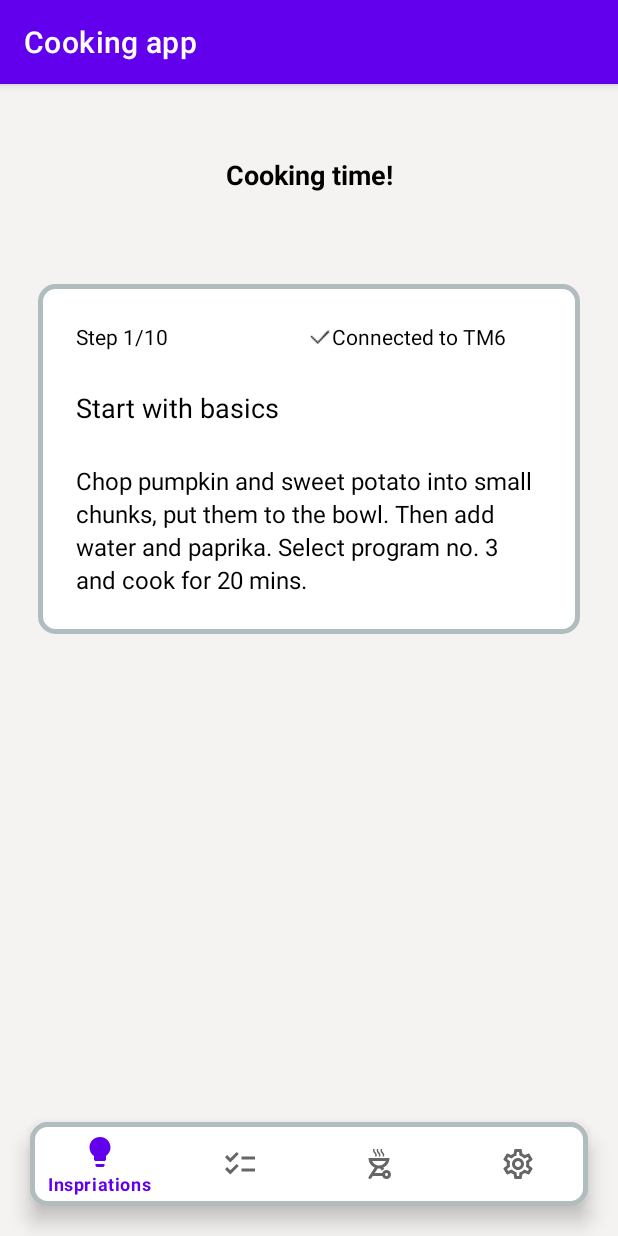
After one commit to tazhibayda/cookingapp, an Android app: the fragment CookingTimeNow shown on its own in the app's theme, on a phone screen of 412 x 824 dp. The commit adds this screen. Run offline under Robolectric (Android 15) with nearby library versions, the phone set to English and light mode, and no system bars; Roboto replaces fonts that are not available here.

Commit message:
first part of (cook now) page

```diff
--- /dev/null
+++ b/app/src/main/java/com/example/cookingapp/models/CookingTimeNow.kt
@@ -0,0 +1,60 @@
+package com.example.cookingapp.models
+
+import android.os.Bundle
+import androidx.fragment.app.Fragment
+import android.view.LayoutInflater
+import android.view.View
+import android.view.ViewGroup
+import com.example.cookingapp.R
+
+// TODO: Rename parameter arguments, choose names that match
+// the fragment initialization parameters, e.g. ARG_ITEM_NUMBER
+private const val ARG_PARAM1 = "param1"
+private const val ARG_PARAM2 = "param2"
+
+/**
+ * A simple [Fragment] subclass.
+ * Use the [CookingTimeNow.newInstance] factory method to
+ * create an instance of this fragment.
+ */
+class CookingTimeNow : Fragment() {
+    // TODO: Rename and change types of parameters
+    private var param1: String? = null
+    private var param2: String? = null
+
+    override fun onCreate(savedInstanceState: Bundle?) {
+        super.onCreate(savedInstanceState)
+        arguments?.let {
+            param1 = it.getString(ARG_PARAM1)
+            param2 = it.getString(ARG_PARAM2)
+        }
+    }
+
+    override fun onCreateView(
+        inflater: LayoutInflater, container: ViewGroup?,
+        savedInstanceState: Bundle?,
+    ): View? {
+        // Inflate the layout for this fragment
+        return inflater.inflate(R.layout.fragment_cooking_time_now, container, false)
+    }
+
+    companion object {
+        /**
+         * Use this factory method to create a new instance of
+         * this fragment using the provided parameters.
+         *
+         * @param param1 Parameter 1.
+         * @param param2 Parameter 2.
+         * @return A new instance of fragment CookingTimeNow.
+         */
+        // TODO: Rename and change types and number of parameters
+        @JvmStatic
+        fun newInstance(param1: String, param2: String) =
+            CookingTimeNow().apply {
+                arguments = Bundle().apply {
+                    putString(ARG_PARAM1, param1)
+                    putString(ARG_PARAM2, param2)
+                }
+            }
+    }
+}
--- /dev/null
+++ b/app/src/main/res/drawable/layout_bg.xml
@@ -0,0 +1,8 @@
+<?xml version="1.0" encoding="utf-8"?>
+<?xml version="1.0" encoding="UTF-8"?>
+<shape xmlns:android="http://schemas.android.com/apk/res/android">
+    <solid android:color="#FFFFFF"/>
+    <stroke android:width="3dp" android:color="#B1BCBE" />
+    <corners android:radius="10dp"/>
+    <padding android:left="0dp" android:top="0dp" android:right="0dp" android:bottom="0dp" />
+</shape>
--- /dev/null
+++ b/app/src/main/res/layout/fragment_cooking_time_now.xml
@@ -0,0 +1,119 @@
+<?xml version="1.0" encoding="utf-8"?>
+<androidx.constraintlayout.widget.ConstraintLayout xmlns:android="http://schemas.android.com/apk/res/android"
+    xmlns:tools="http://schemas.android.com/tools"
+    android:layout_width="match_parent"
+    android:layout_height="match_parent"
+    xmlns:app="http://schemas.android.com/apk/res-auto"
+    tools:context=".models.CookingTimeNow"
+    android:background="#F5F3F1">
+
+    <!-- TODO: Update blank fragment layout -->
+
+    <LinearLayout xmlns:android="http://schemas.android.com/apk/res/android"
+        xmlns:tools="http://schemas.android.com/tools"
+        android:id="@+id/main_title"
+        android:layout_width="match_parent"
+        android:layout_height="wrap_content"
+        android:orientation="horizontal"
+        android:paddingBottom="35dp"
+        android:paddingTop="48dp"
+        android:paddingLeft="38dp"
+        android:paddingRight="38dp"
+        app:layout_constraintTop_toTopOf="parent"
+        app:layout_constraintStart_toStartOf="parent">
+
+        <TextView
+            android:gravity="center"
+            android:layout_width="match_parent"
+            android:layout_height="wrap_content"
+            android:text="@string/cooking_time"
+            android:textStyle="bold"
+            android:textSize="18sp"
+            android:lineHeight="26sp"
+            android:textColor="@color/black"
+            />
+    </LinearLayout>
+
+
+
+
+    <androidx.constraintlayout.widget.ConstraintLayout
+        android:layout_width="match_parent"
+        android:layout_height="wrap_content"
+        app:layout_constraintTop_toBottomOf="@id/main_title"
+        app:layout_constraintStart_toStartOf="parent"
+        android:layout_margin="25dp"
+        android:layout_marginBottom="27dp"
+        android:background="@drawable/layout_bg">
+
+        <TextView
+            android:layout_width="wrap_content"
+            android:layout_height="wrap_content"
+            app:layout_constraintTop_toTopOf="parent"
+            app:layout_constraintStart_toStartOf="parent"
+            android:layout_marginTop="25dp"
+            android:layout_marginLeft="25dp"
+            android:textColor="@color/black"
+            android:text="Step 1/10"
+            android:id="@+id/steps"
+            />
+
+        <TextView
+            android:id="@+id/connected"
+            android:layout_width="wrap_content"
+            android:layout_height="wrap_content"
+            android:layout_marginLeft="69dp"
+            android:layout_marginRight="25dp"
+            android:layout_marginTop="25dp"
+            android:text="Connected to TM6"
+            android:drawableLeft="@drawable/ckeck"
+            android:textColor="@color/black"
+            app:layout_constraintEnd_toEndOf="parent"
+            app:layout_constraintStart_toEndOf="@id/steps"
+            app:layout_constraintTop_toTopOf="parent" />
+
+        <TextView
+            android:id="@+id/start_with"
+            android:layout_width="match_parent"
+            android:layout_height="wrap_content"
+            android:layout_margin="25dp"
+            android:layout_marginTop="25dp"
+            android:lineHeight="22dp"
+            android:text="Start with basics"
+            android:textColor="@color/black"
+            android:textFontWeight="400"
+            android:textSize="18sp"
+            app:layout_constraintEnd_toEndOf="parent"
+            app:layout_constraintStart_toStartOf="parent"
+            app:layout_constraintTop_toBottomOf="@id/steps"/>
+
+        <TextView
+            android:layout_width="match_parent"
+            android:layout_height="wrap_content"
+            android:layout_margin="25dp"
+            android:layout_marginTop="40dp"
+            android:lineHeight="22dp"
+            android:text="@string/cook_now_text"
+            android:textColor="@color/black"
+            android:textFontWeight="300"
+            android:textSize="16sp"
+            app:layout_constraintBottom_toBottomOf="parent"
+            app:layout_constraintEnd_toEndOf="parent"
+            app:layout_constraintStart_toStartOf="parent"
+            app:layout_constraintTop_toBottomOf="@id/start_with" />
+
+    </androidx.constraintlayout.widget.ConstraintLayout>
+
+    <com.google.android.material.bottomnavigation.BottomNavigationView
+        android:id="@+id/bottom_navigatin_view"
+        android:layout_width="match_parent"
+        android:layout_margin="20dp"
+        android:layout_height="wrap_content"
+        app:layout_constraintBottom_toBottomOf="parent"
+        app:layout_constraintEnd_toEndOf="parent"
+        app:layout_constraintStart_toStartOf="parent"
+        app:circularflow_defaultRadius="10dp"
+        android:background="@drawable/layout_bg"
+        app:menu="@menu/bottom_bar_menu"
+        />
+</androidx.constraintlayout.widget.ConstraintLayout>
--- /dev/null
+++ b/app/src/main/res/values/dimels.xml
@@ -0,0 +1,5 @@
+<?xml version="1.0" encoding="utf-8"?>
+<resources>
+    <dimen name="pic_width">20px</dimen>
+    <dimen name="pic_height">30dp</dimen>
+</resources>
--- a/app/src/main/res/values/strings.xml
+++ b/app/src/main/res/values/strings.xml
@@ -6,4 +6,10 @@
     <string name="settings">Settings</string>
     <string name="my_recipes">My recipes</string>
     <string name="textview">TextView</string>
+    <string name="cooking_time">Cooking time!</string>
+    <string name="cook_now_text">Chop pumpkin and sweet potato into small chunks, put them to the bowl.
+
+Then add water and paprika. Select program no. 3 and cook for 20 mins.</string>
+    <!-- TODO: Remove or change this placeholder text -->
+    <string name="hello_blank_fragment">Hello blank fragment</string>
 </resources>
```
Also changed, not shown: app/src/main/res/drawable-v24/ckeck.png (added).
